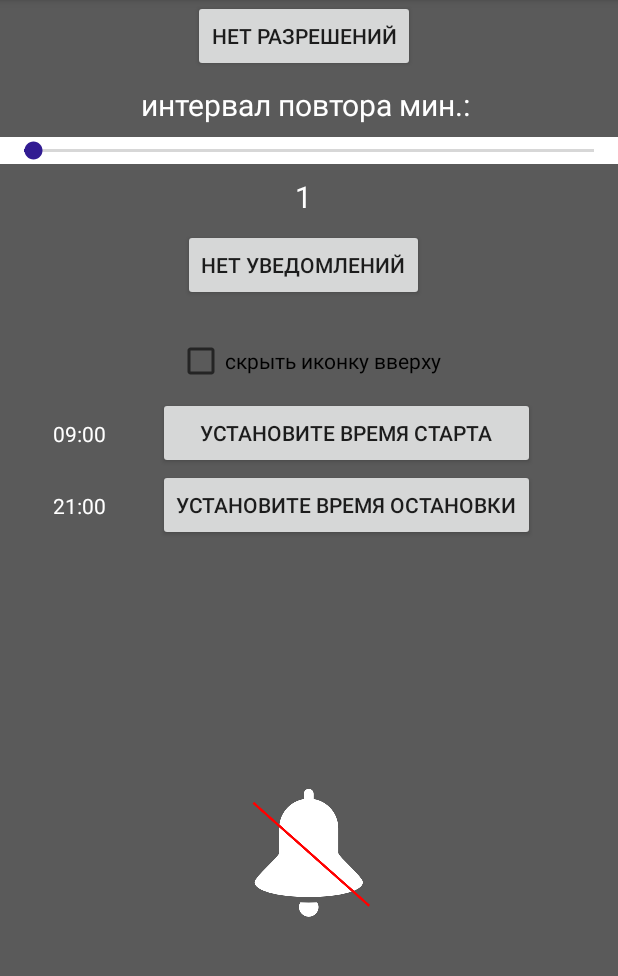
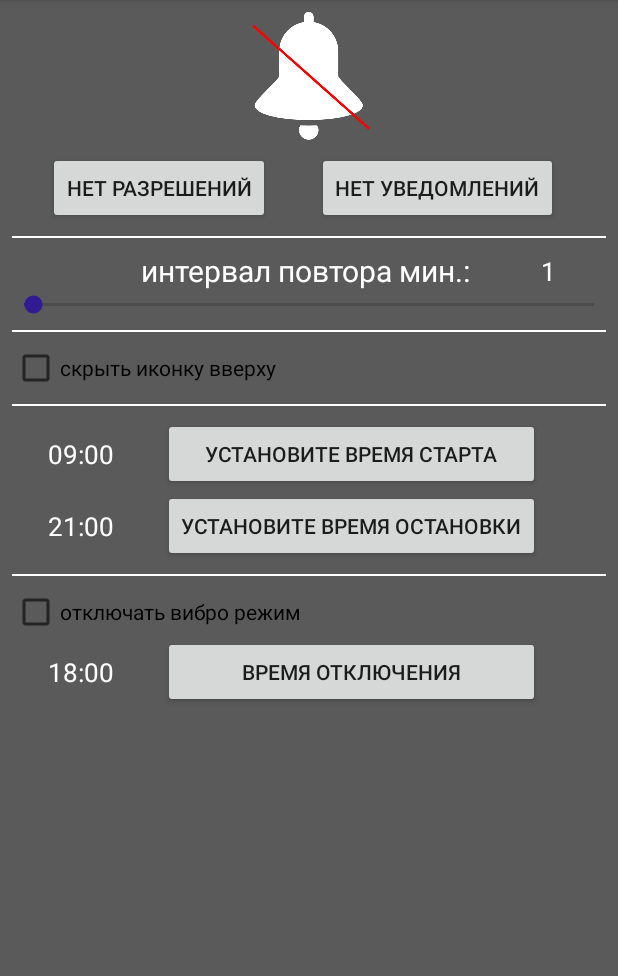
Before and after one commit to progersto/Reminder, an Android app: the screen it shows after launch (MainActivity), on a phone screen of 412 x 824 dp, the part 84-1060 px from its top. Run offline under Robolectric (Android 15) with nearby library versions, the phone set to English and light mode, and no system bars.

Commit message:
added disable vibro jn selection time

```diff
--- a/app/src/main/java/com/start/reminder/Alarm.kt
+++ b/app/src/main/java/com/start/receivers/AlarmReceiver.kt
@@ -1,4 +1,4 @@
-package com.start.reminder
+package com.start.receivers
 
 import android.app.AlarmManager
 import android.app.PendingIntent
@@ -14,16 +14,15 @@ import android.util.Log
 import android.widget.Toast
 import com.start.utils.*
 import java.io.IOException
-import java.util.*
 
-class Alarm : BroadcastReceiver() {
+class AlarmReceiver : BroadcastReceiver() {
 
     override fun onReceive(context: Context, intent: Intent) {
         val powerManager = context.getSystemService(Context.POWER_SERVICE) as PowerManager
         val wakeLock = powerManager.newWakeLock(PowerManager.PARTIAL_WAKE_LOCK, javaClass.name)
         wakeLock.acquire()
 
-        Toast.makeText(context, "Alarm !!!!!!!!!!", Toast.LENGTH_LONG).show()
+        Toast.makeText(context, "AlarmReceiver !!!!!!!!!!", Toast.LENGTH_LONG).show()
 
         try {
             val audioManager = context.getSystemService(Context.AUDIO_SERVICE) as AudioManager
@@ -47,7 +46,7 @@ class Alarm : BroadcastReceiver() {
 
         fun setAlarm(context: Context) {
             val alarmManager = context.getSystemService(Context.ALARM_SERVICE) as AlarmManager
-            val intent = Intent(context, Alarm::class.java)
+            val intent = Intent(context, AlarmReceiver::class.java)
             val pendingIntent = PendingIntent.getBroadcast(context, 0, intent, 0)
             alarmManager.setRepeating(
                     AlarmManager.RTC_WAKEUP, System.currentTimeMillis(),
@@ -58,7 +57,7 @@ class Alarm : BroadcastReceiver() {
         }
 
         fun cancelAlarm(context: Context) {
-            val intent = Intent(context, Alarm::class.java)
+            val intent = Intent(context, AlarmReceiver::class.java)
             val sender = PendingIntent.getBroadcast(context, 0, intent, 0)
             val alarmManager = context.getSystemService(Context.ALARM_SERVICE) as AlarmManager
             alarmManager.cancel(sender)
--- a/app/src/main/java/com/start/reminder/MainActivity.kt
+++ b/app/src/main/java/com/start/reminder/MainActivity.kt
@@ -1,9 +1,12 @@
 package com.start.reminder
 
+import android.app.AlarmManager
 import android.app.AlertDialog
+import android.app.PendingIntent
 import android.app.TimePickerDialog
 import android.arch.lifecycle.Observer
 import android.content.ComponentName
+import android.content.Context
 import android.content.Intent
 import android.provider.Settings
 import android.support.v7.app.AppCompatActivity
@@ -14,6 +17,8 @@ import android.util.Log
 import android.widget.SeekBar
 import android.widget.TextView
 import android.widget.Toast
+import com.start.receivers.AlarmReceiver
+import com.start.receivers.MyRees
 import com.start.utils.*
 import kotlinx.android.synthetic.main.activity_main.*
 import java.util.*
@@ -43,12 +48,19 @@ class MainActivity : AppCompatActivity() {
         super.onCreate(savedInstanceState)
         setContentView(R.layout.activity_main)
 
+        disable_vibro_checkbox_icon.isChecked = isVibro(this)
+        disable_vibro_checkbox_icon.setOnCheckedChangeListener { _, isChecked ->
+            if (isChecked) {
+                setVibro(this, true)
+                initDisableVibro(disable_vibroTV.text.toString())
+            } else {
+                setVibro(this, false)
+            }
+        }
+
+        checkbox_icon.isChecked = isSetIcon(this)
         checkbox_icon.setOnCheckedChangeListener { _, isChecked ->
-            if (isChecked) {
-                setIcon(this, true)
-            }else{
-                setIcon(this, false)
-            }
+            if (isChecked) setIcon(this, true) else setIcon(this, false)
         }
 
         if (restoreTime(this) == 0) {
@@ -72,9 +84,9 @@ class MainActivity : AppCompatActivity() {
                 time!!.text = progr.toString()
                 saveTime(seekBar.context, progr)
                 if (isCancelAlarm(seekBar.context)) {
-                    Alarm.cancelAlarm(this@MainActivity)
-                    Alarm.setAlarm(this@MainActivity)
-                    Log.d("Package__", "Alarm is reinstalled")
+                    AlarmReceiver.cancelAlarm(this@MainActivity)
+                    AlarmReceiver.setAlarm(this@MainActivity)
+                    Log.d("Package__", "AlarmReceiver is reinstalled")
                 } else
                     Log.d("Package__", "set time")
             }
@@ -92,9 +104,9 @@ class MainActivity : AppCompatActivity() {
             if (repeatBtn!!.text.toString() == "Нет уведомлений") {
                 Toast.makeText(v.context, "Нет уведомлений", Toast.LENGTH_SHORT).show()
             } else {
-                Alarm.cancelAlarm(v.context)
+                AlarmReceiver.cancelAlarm(v.context)
                 repeatBtn!!.text = "Нет уведомлений"
-                changeInterceptedNotificationImage(NotificationListenerExampleService.OTHER_NOTIFICATIONS_CODE)
+                changeInterceptedNotificationImage(NotificationService.OTHER_NOTIFICATIONS_CODE)
             }
         }
         permissoinBtn!!.setOnClickListener { startActivity(Intent(ACTION_NOTIFICATION_LISTENER_SETTINGS)) }
@@ -117,16 +129,18 @@ class MainActivity : AppCompatActivity() {
 
         if (DataController.getInstance().getLifeData().value == null) {
             DataController.getInstance().setValueInLifeData(ValueliveData(
-                    false, NotificationListenerExampleService.OTHER_NOTIFICATIONS_CODE)
+                    false, NotificationService.OTHER_NOTIFICATIONS_CODE)
             )
-            Alarm.cancelAlarm(this)
+            AlarmReceiver.cancelAlarm(this)
         }
 
-        fromTime!!.setOnClickListener { configureTimePicker(fromTV, true) }
-        toTime!!.setOnClickListener { configureTimePicker(toTV, false) }
+        fromTime.setOnClickListener { configureTimePicker(fromTV, "from") }
+        toTime.setOnClickListener { configureTimePicker(toTV, "to") }
+        disable_vibro_time_btn.setOnClickListener { configureTimePicker(disable_vibroTV, "vibro") }
 
         fromTV.text = restoreTimeFrom(this)
         toTV.text = restoreTimeTo(this)
+        disable_vibroTV.text = restoreTimeVibro(this)
 
         checkbox_icon.setOnClickListener {
             restoreTimeFrom(this)
@@ -134,7 +148,7 @@ class MainActivity : AppCompatActivity() {
         }
     }//onCreate
 
-    private fun configureTimePicker(text: TextView, fromOrTo: Boolean) {
+    private fun configureTimePicker(text: TextView, savedTime: String) {
         val calendar = Calendar.getInstance()
         val hour = calendar.get(Calendar.HOUR_OF_DAY)
         val minute = calendar.get(Calendar.MINUTE)
@@ -149,10 +163,10 @@ class MainActivity : AppCompatActivity() {
             val hr = if (hourOfDay < 10) "0$hourOfDay" else hourOfDay.toString()
             val hourString = "$hr:$mn"
 
-            if (fromOrTo) {
-                saveTimeFrom(this, hourString)
-            } else {
-                saveTimeTo(this, hourString)
+            when (savedTime) {
+                "from" -> saveTimeFrom(this, hourString)
+                "to" -> saveTimeTo(this, hourString)
+                "vibro" -> saveTimeVibro(this, hourString)
             }
 
             text.text = hourString
@@ -162,11 +176,11 @@ class MainActivity : AppCompatActivity() {
 
     private fun changeInterceptedNotificationImage(notificationCode: Int) {
         when (notificationCode) {
-            NotificationListenerExampleService.VIBER_CODE -> intercepted_notification_logo.setImageResource(R.drawable.viber)
-            NotificationListenerExampleService.WHATSAPP_CODE -> intercepted_notification_logo.setImageResource(R.drawable.whatsapp_logo)
-            NotificationListenerExampleService.TELEGRAM_CODE -> intercepted_notification_logo.setImageResource(R.drawable.telegram)
-            NotificationListenerExampleService.CALL_CODE -> intercepted_notification_logo.setImageResource(R.drawable.call)
-            NotificationListenerExampleService.OTHER_NOTIFICATIONS_CODE -> intercepted_notification_logo.setImageResource(R.drawable.notif_icon_2_no)
+            NotificationService.VIBER_CODE -> intercepted_notification_logo.setImageResource(R.drawable.viber)
+            NotificationService.WHATSAPP_CODE -> intercepted_notification_logo.setImageResource(R.drawable.whatsapp_logo)
+            NotificationService.TELEGRAM_CODE -> intercepted_notification_logo.setImageResource(R.drawable.telegram)
+            NotificationService.CALL_CODE -> intercepted_notification_logo.setImageResource(R.drawable.call)
+            NotificationService.OTHER_NOTIFICATIONS_CODE -> intercepted_notification_logo.setImageResource(R.drawable.notif_icon_2_no)
         }
     }
 
@@ -195,8 +209,17 @@ class MainActivity : AppCompatActivity() {
         return alertDialogBuilder.create()
     }
 
+    private fun initDisableVibro(timeString: String) {
+        val timeInMillis = MyRees.time(timeString)
+        val intent = Intent(this, MyRees::class.java)
+        val pendingIntent = PendingIntent.getBroadcast(this, 100, intent, PendingIntent.FLAG_UPDATE_CURRENT)
+        val alarmManager = getSystemService(Context.ALARM_SERVICE) as AlarmManager
+        alarmManager.set(AlarmManager.RTC_WAKEUP, timeInMillis, pendingIntent)
+        val data = Date(timeInMillis)
+        Log.d("time_set_next_alarm", "$data")
+    }
+
     companion object {
-
         private val ENABLED_NOTIFICATION_LISTENERS = "enabled_notification_listeners"
         private val ACTION_NOTIFICATION_LISTENER_SETTINGS = "android.settings.ACTION_NOTIFICATION_LISTENER_SETTINGS"
     }
--- a/app/src/main/java/com/start/utils/PreferUtil.kt
+++ b/app/src/main/java/com/start/utils/PreferUtil.kt
@@ -9,6 +9,8 @@ var ALARM_CANCEL_KEY = "cancelAlarm"
 var TIME_FROM_KEY = "time_from"
 var TIME_TO_KEY = "time_to"
 var SET_ICON_KEY = "set_icon"
+var SET_VIBRO_KEY = "set_vibro"
+var SET_TIME_VIBRO_KEY = "set_time_vibro"
 
 fun saveTime(context: Context, value: Int) {
     val prefs = PreferenceManager.getDefaultSharedPreferences(context)
@@ -57,9 +59,9 @@ fun isCancelAlarm(context: Context): Boolean {
     val prefs = PreferenceManager.getDefaultSharedPreferences(context)
     val alarmUp = prefs.getBoolean(ALARM_CANCEL_KEY, false)
     if (alarmUp) {
-        Log.d("Package__", "Alarm is already active")
+        Log.d("Package__", "AlarmReceiver is already active")
     } else {
-        Log.d("Package__", "Alarm is not active")
+        Log.d("Package__", "AlarmReceiver is not active")
     }
     return alarmUp
 }
@@ -75,3 +77,27 @@ fun isSetIcon(context: Context): Boolean {
     val prefs = PreferenceManager.getDefaultSharedPreferences(context)
     return prefs.getBoolean(SET_ICON_KEY, false)
 }
+
+fun setVibro(context: Context, value: Boolean) {
+    val prefs = PreferenceManager.getDefaultSharedPreferences(context)
+    val editor = prefs.edit()
+    editor.putBoolean(SET_VIBRO_KEY, value)
+    editor.apply()
+}
+
+fun isVibro(context: Context): Boolean {
+    val prefs = PreferenceManager.getDefaultSharedPreferences(context)
+    return prefs.getBoolean(SET_VIBRO_KEY, false)
+}
+
+fun saveTimeVibro(context: Context, value: String) {
+    val prefs = PreferenceManager.getDefaultSharedPreferences(context)
+    val editor = prefs.edit()
+    editor.putString(SET_TIME_VIBRO_KEY, value)
+    editor.apply()
+}
+
+fun restoreTimeVibro(context: Context): String {
+    val prefs = PreferenceManager.getDefaultSharedPreferences(context)
+    return prefs.getString(SET_TIME_VIBRO_KEY, "18:00")!!
+}
--- a/app/src/main/res/layout/activity_main.xml
+++ b/app/src/main/res/layout/activity_main.xml
@@ -7,15 +7,50 @@
     android:layout_height="match_parent"
     android:background="@color/gray">
 
+    <ImageView
+        android:id="@+id/intercepted_notification_logo"
+        android:layout_width="wrap_content"
+        android:layout_height="wrap_content"
+        android:layout_marginTop="8dp"
+        android:contentDescription="@string/notification_logo"
+        android:src="@drawable/notif_icon_2_no"
+        app:layout_constraintEnd_toEndOf="parent"
+        app:layout_constraintStart_toStartOf="parent"
+        app:layout_constraintTop_toTopOf="parent" />
+
     <Button
         android:id="@+id/permissoinBtn"
         android:layout_width="wrap_content"
         android:layout_height="wrap_content"
-        android:layout_marginEnd="7dp"
+        android:layout_marginTop="8dp"
         android:text="разрешения"
+        app:layout_constraintEnd_toStartOf="@+id/repeatBtn"
+        app:layout_constraintHorizontal_bias="0.5"
+        app:layout_constraintStart_toStartOf="parent"
+        app:layout_constraintTop_toBottomOf="@+id/intercepted_notification_logo" />
+
+    <Button
+        android:id="@+id/repeatBtn"
+        android:layout_width="wrap_content"
+        android:layout_height="wrap_content"
+        android:layout_marginTop="8dp"
+        android:layout_marginEnd="8dp"
+        android:text="oткл. повтор"
         app:layout_constraintEnd_toEndOf="parent"
-        app:layout_constraintStart_toStartOf="parent"
-        app:layout_constraintTop_toTopOf="parent" />
+        app:layout_constraintHorizontal_bias="0.5"
+        app:layout_constraintStart_toEndOf="@+id/permissoinBtn"
+        app:layout_constraintTop_toBottomOf="@+id/intercepted_notification_logo" />
+
+
+    <View
+        android:id="@+id/divider_view3"
+        android:layout_width="match_parent"
+        android:layout_height="1dp"
+        android:layout_marginTop="8dp"
+        android:layout_marginStart="8dp"
+        android:layout_marginEnd="8dp"
+        android:background="@color/white"
+        app:layout_constraintTop_toBottomOf="@+id/repeatBtn" />
 
 
     <TextView
@@ -28,14 +63,13 @@
         android:textSize="20sp"
         app:layout_constraintEnd_toEndOf="parent"
         app:layout_constraintStart_toStartOf="parent"
-        app:layout_constraintTop_toBottomOf="@+id/permissoinBtn" />
+        app:layout_constraintTop_toBottomOf="@+id/divider_view3" />
 
     <SeekBar
         android:id="@+id/seekBar"
         android:layout_width="match_parent"
         android:layout_height="wrap_content"
-        android:layout_marginTop="8dp"
-        android:background="@color/white"
+        android:background="@color/gray"
         android:max="60"
         android:progress="1"
         app:layout_constraintStart_toStartOf="parent"
@@ -45,42 +79,52 @@
         android:id="@+id/time"
         android:layout_width="wrap_content"
         android:layout_height="wrap_content"
-        android:layout_marginTop="8dp"
+        android:layout_marginStart="8dp"
         android:layout_marginEnd="8dp"
         android:text="1"
         android:textColor="@color/white"
-        android:textSize="20sp"
+        android:textSize="17sp"
+        app:layout_constraintBottom_toBottomOf="@+id/textView"
         app:layout_constraintEnd_toEndOf="parent"
-        app:layout_constraintStart_toStartOf="parent"
+        app:layout_constraintStart_toEndOf="@+id/textView"
+        app:layout_constraintTop_toTopOf="@+id/textView" />
+
+    <View
+        android:id="@+id/divider_view4"
+        android:layout_width="match_parent"
+        android:layout_height="1dp"
+        android:layout_marginTop="8dp"
+        android:layout_marginStart="8dp"
+        android:layout_marginEnd="8dp"
+        android:background="@color/white"
         app:layout_constraintTop_toBottomOf="@+id/seekBar" />
-
-
-    <Button
-        android:id="@+id/repeatBtn"
-        android:layout_width="wrap_content"
-        android:layout_height="wrap_content"
-        android:layout_marginTop="8dp"
-        android:layout_marginEnd="8dp"
-        android:text="oткл. повтор"
-        app:layout_constraintEnd_toEndOf="parent"
-        app:layout_constraintStart_toStartOf="parent"
-        app:layout_constraintTop_toBottomOf="@+id/time" />
 
     <CheckBox
         android:id="@+id/checkbox_icon"
         android:layout_width="wrap_content"
         android:layout_height="wrap_content"
-        android:layout_marginTop="24dp"
+        android:layout_marginTop="8dp"
+        android:layout_marginStart="8dp"
         android:text="скрыть иконку вверху"
-        app:layout_constraintEnd_toEndOf="parent"
         app:layout_constraintStart_toStartOf="parent"
-        app:layout_constraintTop_toBottomOf="@+id/repeatBtn" />
+        app:layout_constraintTop_toBottomOf="@+id/divider_view4" />
+
+    <View
+        android:id="@+id/divider_view1"
+        android:layout_width="match_parent"
+        android:layout_height="1dp"
+        android:layout_marginTop="8dp"
+        android:layout_marginStart="8dp"
+        android:layout_marginEnd="8dp"
+        android:background="@color/white"
+        app:layout_constraintTop_toBottomOf="@+id/checkbox_icon" />
 
     <TextView
         android:id="@+id/fromTV"
         android:layout_width="wrap_content"
         android:layout_height="wrap_content"
         android:textColor="@color/white"
+        android:textSize="17sp"
         app:layout_constraintBottom_toBottomOf="@+id/fromTime"
         app:layout_constraintEnd_toStartOf="@+id/fromTime"
         app:layout_constraintStart_toStartOf="parent"
@@ -91,13 +135,11 @@
         android:id="@+id/fromTime"
         android:layout_width="0dp"
         android:layout_height="wrap_content"
-
         android:layout_marginTop="8dp"
-
         android:text="установите время старта"
         app:layout_constraintEnd_toEndOf="@+id/toTime"
         app:layout_constraintStart_toStartOf="@+id/toTime"
-        app:layout_constraintTop_toBottomOf="@+id/checkbox_icon" />
+        app:layout_constraintTop_toBottomOf="@+id/divider_view1" />
 
     <TextView
         android:id="@+id/toTV"
@@ -106,6 +148,7 @@
         android:textColor="@color/white"
         app:layout_constraintBottom_toBottomOf="@+id/toTime"
         app:layout_constraintEnd_toStartOf="@+id/toTime"
+        android:textSize="17sp"
         app:layout_constraintHorizontal_bias="0.5"
         app:layout_constraintStart_toStartOf="parent"
         app:layout_constraintTop_toTopOf="@+id/toTime"
@@ -122,18 +165,45 @@
         app:layout_constraintStart_toEndOf="@+id/toTV"
         app:layout_constraintTop_toBottomOf="@+id/fromTime" />
 
+    <View
+        android:id="@+id/divider_view2"
+        android:layout_width="match_parent"
+        android:layout_height="1dp"
+        android:layout_marginTop="8dp"
+        android:layout_marginStart="8dp"
+        android:layout_marginEnd="8dp"
+        android:background="@color/white"
+        app:layout_constraintTop_toBottomOf="@+id/toTime" />
 
-    <ImageView
-        android:id="@+id/intercepted_notification_logo"
+    <CheckBox
+        android:id="@+id/disable_vibro_checkbox_icon"
         android:layout_width="wrap_content"
         android:layout_height="wrap_content"
         android:layout_marginTop="8dp"
-        android:contentDescription="@string/notification_logo"
-        android:src="@drawable/notif_icon_2_no"
-        app:layout_constraintBottom_toBottomOf="parent"
-        app:layout_constraintEnd_toEndOf="parent"
+        android:layout_marginStart="8dp"
+        android:text="отключать вибро режим"
         app:layout_constraintStart_toStartOf="parent"
-        app:layout_constraintTop_toBottomOf="@+id/toTime" />
+        app:layout_constraintTop_toBottomOf="@+id/divider_view2" />
 
+    <Button
+        android:id="@+id/disable_vibro_time_btn"
+        android:layout_width="0dp"
+        android:layout_height="wrap_content"
+        android:text="время отключения"
+        app:layout_constraintEnd_toEndOf="@+id/toTime"
+        app:layout_constraintStart_toStartOf="@+id/toTime"
+        app:layout_constraintTop_toBottomOf="@+id/disable_vibro_checkbox_icon" />
+
+    <TextView
+        android:id="@+id/disable_vibroTV"
+        android:layout_width="wrap_content"
+        android:layout_height="wrap_content"
+        android:textColor="@color/white"
+        android:textSize="17sp"
+        app:layout_constraintBottom_toBottomOf="@+id/disable_vibro_time_btn"
+        app:layout_constraintEnd_toStartOf="@+id/disable_vibro_time_btn"
+        app:layout_constraintStart_toStartOf="parent"
+        app:layout_constraintTop_toTopOf="@+id/disable_vibro_time_btn"
+        tools:text="11:22" />
 
 </android.support.constraint.ConstraintLayout>
```
Also changed, not shown: app/src/main/AndroidManifest.xml (+7 -2 lines), app/src/main/java/com/start/receivers/MyRees.kt (added, +56 -0 lines), app/src/main/java/com/start/reminder/NotificationService.kt (renamed from app/src/main/java/com/start/reminder/NotificationListenerExampleService.kt, +9 -10 lines).
